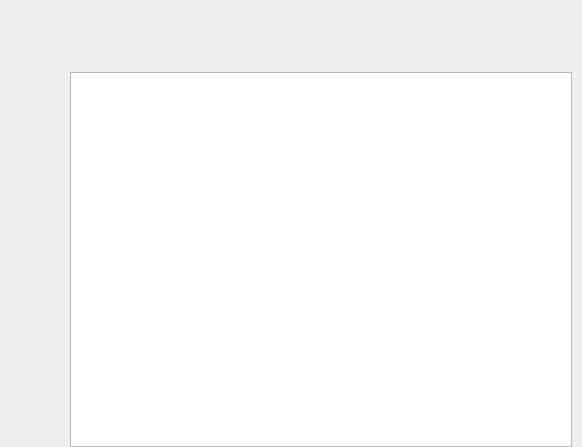
The window that shell/homepagewidget.ui (ukui/ukui-control-center) describes before a commit, drawn with Qt 5.
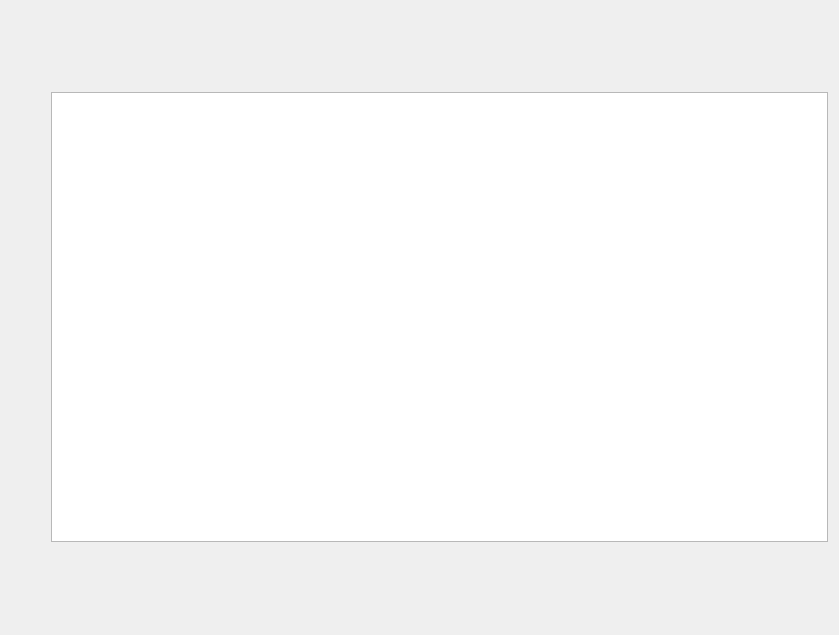
The same window after the commit.

Commit message: adjust full screen layout and sidebar

```diff
--- a/shell/homepagewidget.ui
+++ b/shell/homepagewidget.ui
@@ -6,45 +6,34 @@
    <rect>
     <x>0</x>
     <y>0</y>
-    <width>582</width>
-    <height>447</height>
+    <width>839</width>
+    <height>635</height>
    </rect>
   </property>
   <property name="windowTitle">
    <string notr="true">Form</string>
   </property>
-  <layout class="QVBoxLayout" name="verticalLayout_2">
-   <property name="spacing">
-    <number>0</number>
-   </property>
-   <property name="leftMargin">
-    <number>70</number>
-   </property>
-   <property name="topMargin">
-    <number>72</number>
-   </property>
-   <property name="rightMargin">
-    <number>10</number>
-   </property>
-   <property name="bottomMargin">
-    <number>0</number>
-   </property>
+  <layout class="QHBoxLayout" name="horizontalLayout_3">
    <item>
-    <layout class="QVBoxLayout" name="verticalLayout">
-     <property name="spacing">
-      <number>0</number>
-     </property>
+    <layout class="QHBoxLayout" name="horizontalLayout_2">
      <property name="leftMargin">
-      <number>0</number>
-     </property>
-     <property name="topMargin">
-      <number>0</number>
-     </property>
-     <property name="rightMargin">
-      <number>0</number>
+      <number>40</number>
      </property>
      <item>
-      <widget class="QListWidget" name="listWidget"/>
+      <widget class="QListWidget" name="listWidget">
+       <property name="minimumSize">
+        <size>
+         <width>0</width>
+         <height>0</height>
+        </size>
+       </property>
+       <property name="maximumSize">
+        <size>
+         <width>1120</width>
+         <height>450</height>
+        </size>
+       </property>
+      </widget>
      </item>
     </layout>
    </item>
```
The commit also changes 20 other files.
